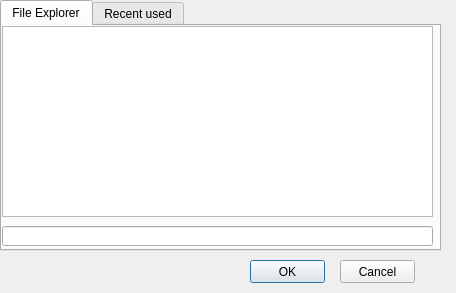
Old version of the form Pflichtenheft/ToViET/fileexplorer.ui in the repository SuppenGeist/pse-ws1516-videoencoder-ta.
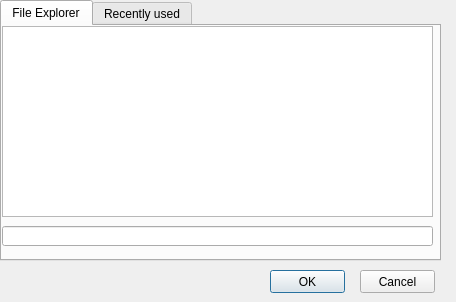
New version of the form.

Commit message: More layout adjustments

Diff of the .ui file:
```diff
--- a/Pflichtenheft/ToViET/fileexplorer.ui
+++ b/Pflichtenheft/ToViET/fileexplorer.ui
@@ -7,7 +7,7 @@
     <x>0</x>
     <y>0</y>
     <width>456</width>
-    <height>293</height>
+    <height>302</height>
    </rect>
   </property>
   <property name="windowTitle">
@@ -19,7 +19,7 @@
      <x>0</x>
      <y>0</y>
      <width>441</width>
-     <height>251</height>
+     <height>261</height>
     </rect>
    </property>
    <property name="currentIndex">
@@ -52,7 +52,7 @@
    </widget>
    <widget class="QWidget" name="tab_2">
     <attribute name="title">
-     <string>Recent used</string>
+     <string>Recently used</string>
     </attribute>
     <widget class="QListView" name="listView">
      <property name="geometry">
@@ -69,8 +69,8 @@
   <widget class="QPushButton" name="pushButton">
    <property name="geometry">
     <rect>
-     <x>250</x>
-     <y>260</y>
+     <x>270</x>
+     <y>270</y>
      <width>75</width>
      <height>23</height>
     </rect>
@@ -82,8 +82,8 @@
   <widget class="QPushButton" name="pushButton_2">
    <property name="geometry">
     <rect>
-     <x>340</x>
-     <y>260</y>
+     <x>360</x>
+     <y>270</y>
      <width>75</width>
      <height>23</height>
     </rect>
```
Left out of the diff: 2 changed lines with no effect on the pictures. The commit also changes 1 other file.
